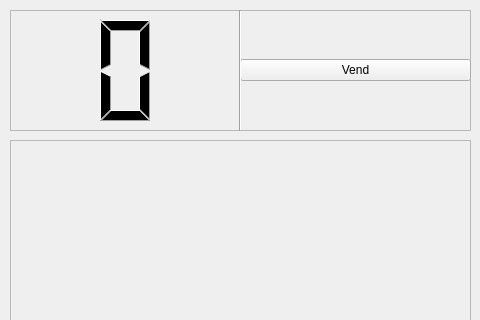
Before: the Qt Designer form umati/UmatiMainView.ui in kheimerl/umati, drawn with Qt 5; both pictures show x 0 to 480 and y 0 to 320 of the 480 by 800 pixel window.
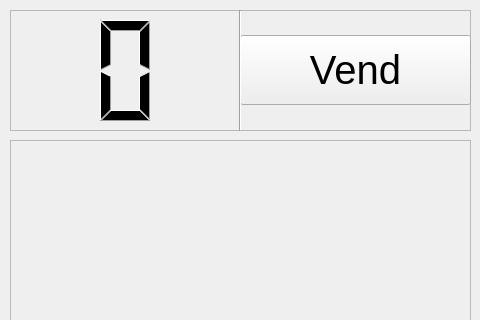
After: the same form once the commit is applied.

The edit to the form file:
```diff
--- a/umati/UmatiMainView.ui
+++ b/umati/UmatiMainView.ui
@@ -47,6 +47,17 @@
      <layout class="QGridLayout" name="gridLayout">
       <item row="0" column="0">
        <widget class="QPushButton" name="pushButton">
+        <property name="minimumSize">
+         <size>
+          <width>0</width>
+          <height>70</height>
+         </size>
+        </property>
+        <property name="font">
+         <font>
+          <pointsize>30</pointsize>
+         </font>
+        </property>
         <property name="text">
          <string>Vend</string>
         </property>
```
